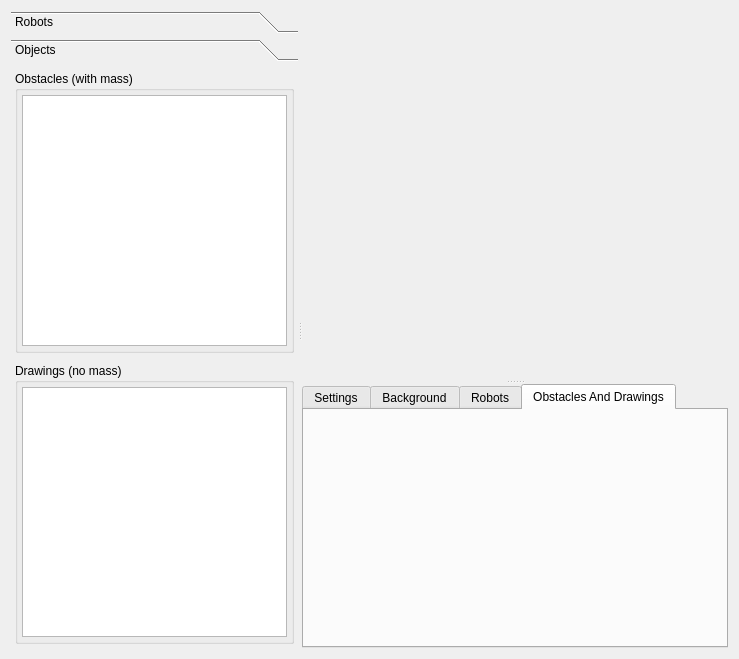
Old version of the form forms/robosimwidget.ui in the repository gucwakj/RoboSim.
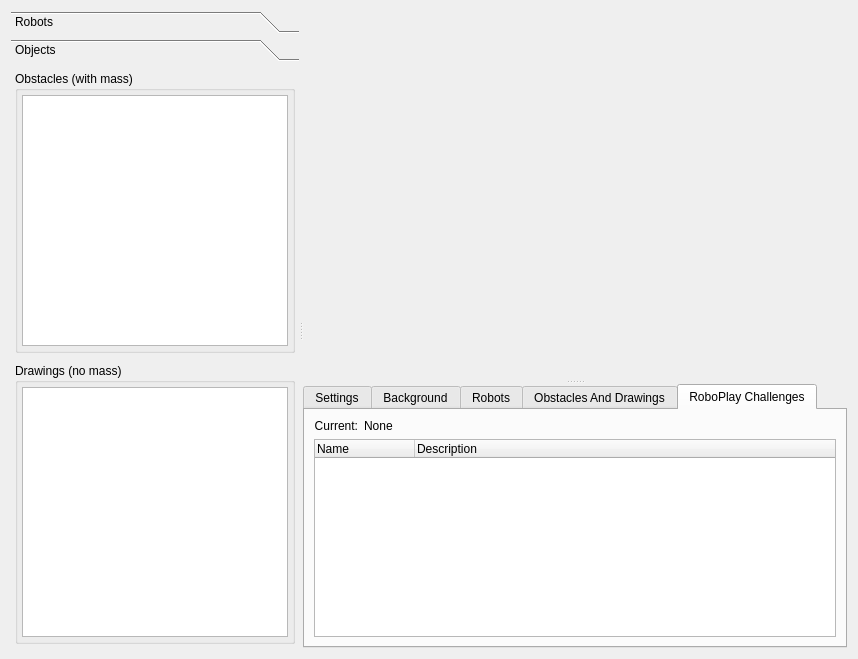
New version of the form. The open tabs and pages were chosen to show the change. Custom widgets are drawn as their Qt base class.

Commit message: view and load roboplay challenge xml files

```diff
--- a/forms/robosimwidget.ui
+++ b/forms/robosimwidget.ui
@@ -6,7 +6,7 @@
    <rect>
     <x>0</x>
     <y>0</y>
-    <width>739</width>
+    <width>858</width>
     <height>659</height>
    </rect>
   </property>
@@ -310,8 +310,8 @@
            <rect>
             <x>0</x>
             <y>0</y>
-            <width>143</width>
-            <height>238</height>
+            <width>280</width>
+            <height>585</height>
            </rect>
           </property>
           <attribute name="label">
@@ -607,7 +607,7 @@
         <enum>QTabWidget::Rounded</enum>
        </property>
        <property name="currentIndex">
-        <number>3</number>
+        <number>4</number>
        </property>
        <property name="movable">
         <bool>true</bool>
@@ -1297,6 +1297,84 @@
          </item>
         </layout>
        </widget>
+       <widget class="QWidget" name="tab_challenges">
+        <attribute name="title">
+         <string>RoboPlay Challenges</string>
+        </attribute>
+        <layout class="QVBoxLayout" name="verticalLayout_13">
+         <item>
+          <layout class="QHBoxLayout" name="layout_current" stretch="0,1">
+           <item>
+            <widget class="QLabel" name="label_current">
+             <property name="sizePolicy">
+              <sizepolicy hsizetype="Preferred" vsizetype="Fixed">
+               <horstretch>0</horstretch>
+               <verstretch>0</verstretch>
+              </sizepolicy>
+             </property>
+             <property name="text">
+              <string>Current:</string>
+             </property>
+             <property name="alignment">
+              <set>Qt::AlignRight|Qt::AlignTrailing|Qt::AlignVCenter</set>
+             </property>
+            </widget>
+           </item>
+           <item>
+            <widget class="QLabel" name="label_current_item">
+             <property name="sizePolicy">
+              <sizepolicy hsizetype="Expanding" vsizetype="Fixed">
+               <horstretch>0</horstretch>
+               <verstretch>0</verstretch>
+              </sizepolicy>
+             </property>
+             <property name="text">
+              <string>None</string>
+             </property>
+            </widget>
+           </item>
+          </layout>
+         </item>
+         <item>
+          <widget class="QTreeWidget" name="tree_challenges">
+           <property name="sizePolicy">
+            <sizepolicy hsizetype="Expanding" vsizetype="Preferred">
+             <horstretch>0</horstretch>
+             <verstretch>1</verstretch>
+            </sizepolicy>
+           </property>
+           <property name="horizontalScrollBarPolicy">
+            <enum>Qt::ScrollBarAlwaysOff</enum>
+           </property>
+           <property name="sizeAdjustPolicy">
+            <enum>QAbstractScrollArea::AdjustIgnored</enum>
+           </property>
+           <property name="editTriggers">
+            <set>QAbstractItemView::NoEditTriggers</set>
+           </property>
+           <property name="showDropIndicator" stdset="0">
+            <bool>false</bool>
+           </property>
+           <property name="uniformRowHeights">
+            <bool>true</bool>
+           </property>
+           <property name="columnCount">
+            <number>2</number>
+           </property>
+           <column>
+            <property name="text">
+             <string>Name</string>
+            </property>
+           </column>
+           <column>
+            <property name="text">
+             <string>Description</string>
+            </property>
+           </column>
+          </widget>
+         </item>
+        </layout>
+       </widget>
       </widget>
      </widget>
     </widget>
```
Left out of the diff: 4 changed lines with no effect on the pictures. The commit also changes 4 other files.
